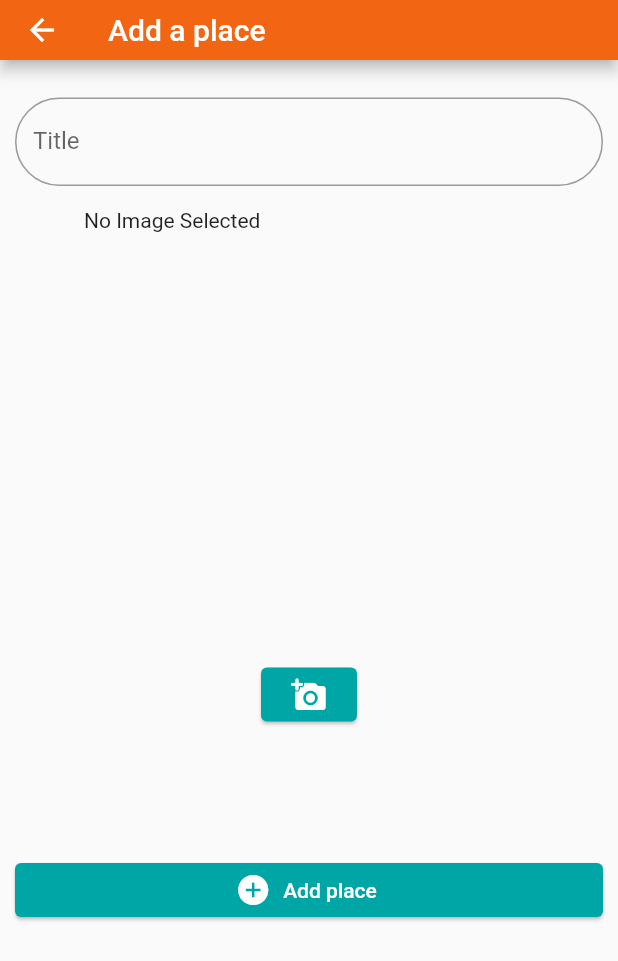
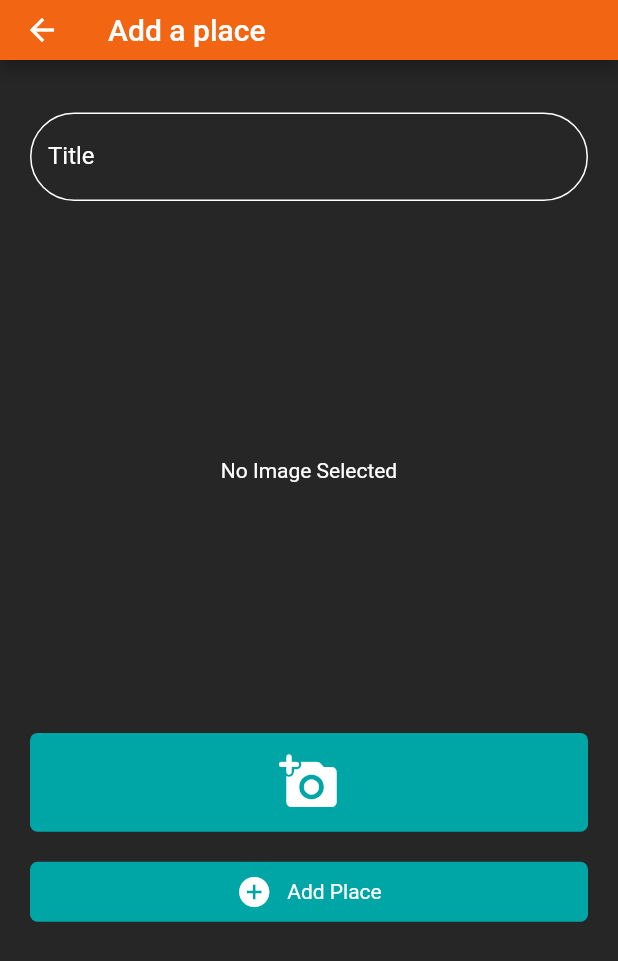
Before and after one commit to guilhermebernava/greate_places, a Flutter app: the screen it shows after launch, after a tap on the "add" icon, on a phone screen of 412 x 824 dp. Shown: the top 961 px of the screen. Run offline on Flutter 3.47's test engine with Material 2 defaults, Android fonts, the phone set to English and light mode, and no system bars; our stand-ins replace flutter_mobx, flutter_modular, google_fonts, image_picker, mobx; generated files the repository leaves out were written again.

Commit message:
finalizing ADD PLACE SCREEN

```diff
--- a/lib/app.dart
+++ b/lib/app.dart
@@ -14,6 +14,7 @@ class App extends StatelessWidget {
       theme: ThemeData(
         primaryColor: AppColors.appMaterialColor,
         backgroundColor: AppColors.black,
+        scaffoldBackgroundColor: AppColors.black,
         appBarTheme: const AppBarTheme(
           color: AppColors.primary,
           toolbarHeight: 40,
--- a/lib/stores/places.dart
+++ b/lib/core/stores/places.dart
@@ -1,3 +1,4 @@
+// ignore_for_file: prefer_final_fields
 import 'package:greate_places/core/models/place.dart';
 import 'package:mobx/mobx.dart';
 
@@ -6,11 +7,8 @@ part 'places.g.dart';
 class Places = AbstractPlaces with _$Places;
 
 abstract class AbstractPlaces with Store {
-  @observable
-  // ignore: prefer_final_fields
+  @readonly
   ObservableList<Place> _places = ObservableList<Place>.of([]);
-
-  List<Place> get places => [..._places];
 
   @action
   void add(Place place) {
--- /dev/null
+++ b/lib/core/widgets/safe_button/safe_button.dart
@@ -0,0 +1,63 @@
+import 'package:flutter/material.dart';
+import 'package:greate_places/core/themes/app_colors.dart';
+
+class SafeButton extends StatefulWidget {
+  final Color color;
+  final VoidCallback onTap;
+  final Widget child;
+  final int duration;
+  final double? width;
+  final double? height;
+
+  const SafeButton({
+    Key? key,
+    this.color = AppColors.secundary,
+    this.duration = 3,
+    required this.onTap,
+    required this.child,
+    this.width,
+    this.height,
+  }) : super(key: key);
+
+  @override
+  State<SafeButton> createState() => _SafeButtonState();
+}
+
+class _SafeButtonState extends State<SafeButton> {
+  bool _canClick = true;
+
+  @override
+  Widget build(BuildContext context) {
+    return Padding(
+      padding: const EdgeInsets.symmetric(vertical: 10.0),
+      child: InkWell(
+        onTap: () {
+          if (_canClick) {
+            widget.onTap();
+            setState(() {
+              _canClick = false;
+            });
+          }
+          Future.delayed(
+            Duration(seconds: widget.duration),
+          ).then((value) {
+            setState(() {
+              _canClick = true;
+            });
+          });
+        },
+        borderRadius: BorderRadius.circular(5),
+        child: Container(
+          width: widget.width,
+          height: widget.height,
+          padding: const EdgeInsets.all(8),
+          decoration: BoxDecoration(
+            borderRadius: BorderRadius.circular(5),
+            color: widget.color,
+          ),
+          child: widget.child,
+        ),
+      ),
+    );
+  }
+}
--- /dev/null
+++ b/lib/modules/add_place_screen/controller/add_image_controller.dart
@@ -0,0 +1,48 @@
+import 'package:flutter/material.dart';
+import 'package:flutter_modular/flutter_modular.dart';
+import 'package:greate_places/core/models/place.dart';
+import 'package:greate_places/core/models/place_location.dart';
+import 'package:greate_places/core/services/snack_bar_services.dart';
+import 'package:greate_places/modules/add_place_screen/widgets/image_input/controller/image_input_controller.dart';
+import 'package:greate_places/modules/home_screen/home_module.dart';
+import '../../../core/stores/places.dart';
+
+class AddImageController {
+  final formKey = GlobalKey<FormState>();
+  final titleController = TextEditingController();
+  final ImageInputController imageInputController;
+  final Places placesStore;
+
+  AddImageController(this.imageInputController, this.placesStore);
+
+  String? titleValidator(String? value) {
+    if (value == null) {
+      return 'Title can\'t be null';
+    }
+    if (value.length < 5) {
+      return 'Title has to be greater than 5 characters';
+    }
+    return null;
+  }
+
+  void createPlace(
+      void Function(void Function() fn) setState, BuildContext context) async {
+    if (!formKey.currentState!.validate()) {
+      return;
+    }
+
+    if (imageInputController.storageImage == null) {
+      SnackBarServices()
+          .showSnackBarError(context, 'Need a image to crate a place');
+      return;
+    }
+    placesStore.add(Place(
+      id: 'xxx',
+      title: titleController.text,
+      location: PlaceLocation(lat: 10, long: 10),
+      image: imageInputController.storageImage!,
+    ));
+
+    Modular.to.navigate(HomeModule.route);
+  }
+}
--- a/lib/modules/add_place_screen/view/add_place.dart
+++ b/lib/modules/add_place_screen/view/add_place.dart
@@ -1,6 +1,9 @@
 import 'package:flutter/material.dart';
-import 'package:greate_places/modules/add_place_screen/widgets/image_input.dart';
-import 'package:greate_places/modules/add_place_screen/widgets/text_input.dart';
+import 'package:flutter_modular/flutter_modular.dart';
+import 'package:greate_places/core/widgets/safe_button/safe_button.dart';
+import 'package:greate_places/modules/add_place_screen/controller/add_image_controller.dart';
+import 'package:greate_places/modules/add_place_screen/widgets/image_input/view/image_input.dart';
+import 'package:greate_places/modules/add_place_screen/widgets/text_input/text_input.dart';
 
 class AddPlace extends StatefulWidget {
   const AddPlace({Key? key}) : super(key: key);
@@ -11,36 +14,59 @@ class AddPlace extends StatefulWidget {
 }
 
 class _AddPlaceState extends State<AddPlace> {
+  final AddImageController controller = Modular.get<AddImageController>();
+
   @override
   Widget build(BuildContext context) {
-    final size = MediaQuery.of(context).size;
-
     return Scaffold(
       appBar: AppBar(
         title: const Text('Add a place'),
       ),
       body: Padding(
-        padding: const EdgeInsets.all(10.0),
-        child: ListView(
+        padding: const EdgeInsets.all(20.0),
+        child: SingleChildScrollView(
+          scrollDirection: Axis.vertical,
+          child: Column(
+            mainAxisAlignment: MainAxisAlignment.spaceBetween,
             children: [
               Column(
                 children: [
-                TextInput(
-                  controller: TextEditingController(),
+                  Form(
+                    key: controller.formKey,
+                    child: TextInput(
+                      validator: controller.titleValidator,
+                      controller: controller.titleController,
                       label: 'Title',
+                    ),
                   ),
                   const ImageInput()
                 ],
               ),
+              SafeButton(
+                onTap: () {
+                  controller.createPlace(setState, context);
+                },
+                child: Row(
+                  mainAxisAlignment: MainAxisAlignment.center,
+                  children: const [
+                    Icon(
+                      Icons.add_circle_outlined,
+                      color: Colors.white,
+                    ),
                     SizedBox(
-              height: size.height * 0.1,
+                      width: 10,
                     ),
-            ElevatedButton.icon(
-              onPressed: () {},
-              icon: const Icon(Icons.add_circle_outlined),
-              label: const Text('Add place'),
+                    Text(
+                      'Add Place',
+                      style: TextStyle(
+                        color: Colors.white,
+                      ),
                     )
                   ],
+                ),
+              )
+            ],
+          ),
         ),
       ),
     );
--- a/lib/modules/add_place_screen/widgets/image_input.dart
+++ /dev/null
@@ -1,55 +0,0 @@
-import 'dart:io';
-import 'package:flutter/material.dart';
-import 'package:image_picker/image_picker.dart';
-import 'package:path/path.dart';
-import 'package:path_provider/path_provider.dart';
-
-class ImageInput extends StatefulWidget {
-  const ImageInput({Key? key}) : super(key: key);
-
-  @override
-  State<ImageInput> createState() => _ImageInputState();
-}
-
-class _ImageInputState extends State<ImageInput> {
-  File? _storagedImage = null;
-
-  @override
-  Widget build(BuildContext context) {
-    return Column(
-      children: [
-        SizedBox(
-          width: 300,
-          height: 300,
-          child: _storagedImage != null
-              ? Image.file(
-                  _storagedImage!,
-                  fit: BoxFit.cover,
-                )
-              : const Text('No Image Selected'),
-        ),
-        ElevatedButton(
-          onPressed: () async {
-            final image = await ImagePicker().pickImage(
-              source: ImageSource.gallery,
-            );
-
-            if (image != null) {
-              final appDir = await getApplicationDocumentsDirectory();
-              final fileName = basename(image.path);
-              final savedImage =
-                  await image.saveTo('${appDir.path}/$fileName}');
-
-              setState(() {
-                _storagedImage = File(image.path);
-              });
-            }
-          },
-          child: const Icon(
-            Icons.add_a_photo_rounded,
-          ),
-        )
-      ],
-    );
-  }
-}
--- /dev/null
+++ b/lib/modules/add_place_screen/widgets/image_input/view/image_input.dart
@@ -0,0 +1,58 @@
+import 'package:flutter/material.dart';
+import 'package:flutter_modular/flutter_modular.dart';
+import 'package:greate_places/core/widgets/loading_widget/loading_widget.dart';
+import 'package:greate_places/core/widgets/safe_button/safe_button.dart';
+import 'package:greate_places/modules/add_place_screen/widgets/image_input/controller/image_input_controller.dart';
+
+class ImageInput extends StatefulWidget {
+  const ImageInput({Key? key}) : super(key: key);
+
+  @override
+  State<ImageInput> createState() => _ImageInputState();
+}
+
+class _ImageInputState extends State<ImageInput> {
+  final controller = Modular.get<ImageInputController>();
+
+  @override
+  Widget build(BuildContext context) {
+    final size = MediaQuery.of(context).size;
+
+    return Column(
+      children: [
+        SizedBox(
+          width: size.width,
+          height: size.height * 0.4,
+          child: controller.isLoading
+              ? const LoadingWidget()
+              : controller.storageImage != null
+                  ? ClipRRect(
+                      borderRadius: BorderRadius.circular(10),
+                      child: Image.file(
+                        controller.storageImage!,
+                        fit: BoxFit.cover,
+                      ),
+                    )
+                  : const Center(
+                      child: Text(
+                        'No Image Selected',
+                        style: TextStyle(color: Colors.white),
+                      ),
+                    ),
+        ),
+        SafeButton(
+          width: size.width,
+          height: size.height * 0.08,
+          onTap: () async {
+            await controller.pickAndSaveImage(setState);
+          },
+          child: const Icon(
+            Icons.add_a_photo_rounded,
+            color: Colors.white,
+            size: 40,
+          ),
+        ),
+      ],
+    );
+  }
+}
--- a/lib/modules/add_place_screen/widgets/text_input.dart
+++ b/lib/modules/add_place_screen/widgets/text_input/text_input.dart
@@ -1,14 +1,16 @@
 import 'package:flutter/material.dart';
-import '../../../core/themes/app_colors.dart';
+import '../../../../core/themes/app_colors.dart';
 
 class TextInput extends StatefulWidget {
   final TextEditingController controller;
   final String label;
+  final String? Function(String?)? validator;
 
   const TextInput({
     Key? key,
     required this.controller,
     required this.label,
+    required this.validator,
   }) : super(key: key);
 
   @override
@@ -60,8 +62,10 @@ class _TextInputState extends State<TextInput> with TickerProviderStateMixin {
   Widget build(BuildContext context) {
     return Padding(
       padding: const EdgeInsets.symmetric(vertical: 15.0),
-      child: TextField(
+      child: TextFormField(
+        validator: widget.validator,
         focusNode: focusNode,
+        style: const TextStyle(color: Colors.white),
         controller: widget.controller,
         decoration: InputDecoration(
           label: isSelected
@@ -84,9 +88,18 @@ class _TextInputState extends State<TextInput> with TickerProviderStateMixin {
                 )
               : Text(widget.label),
           focusColor: AppColors.primary,
+          labelStyle: const TextStyle(color: Colors.white),
+          enabledBorder: const OutlineInputBorder(
+            borderSide: BorderSide(
+              color: Colors.white,
+            ),
+            borderRadius: BorderRadius.all(
+              Radius.circular(100),
+            ),
+          ),
           border: const OutlineInputBorder(
             borderSide: BorderSide(
-              color: AppColors.black,
+              color: Colors.white,
             ),
             borderRadius: BorderRadius.all(
               Radius.circular(100),
--- a/lib/modules/home_screen/home_module.dart
+++ b/lib/modules/home_screen/home_module.dart
@@ -11,7 +11,7 @@ class HomeModule extends Module {
   @override
   List<ModularRoute> get routes => [
         ChildRoute(
-          Home.route,
+          '/',
           child: (_, __) => const Home(
             addPlaceRoute: AddPlace.route,
           ),
--- a/lib/modules/home_screen/view/home.dart
+++ b/lib/modules/home_screen/view/home.dart
@@ -1,11 +1,11 @@
 import 'package:flutter/material.dart';
 import 'package:flutter_modular/flutter_modular.dart';
-import 'package:greate_places/stores/places.dart';
+import 'package:greate_places/modules/home_screen/widgets/place_list/place_list.dart';
+import '../../../core/stores/places.dart';
 
 class Home extends StatelessWidget {
   final String addPlaceRoute;
   const Home({Key? key, required this.addPlaceRoute}) : super(key: key);
-  static const route = '/';
 
   @override
   Widget build(BuildContext context) {
@@ -27,12 +27,9 @@ class Home extends StatelessWidget {
             )
           ],
         ),
-        body: SizedBox(
-          child: ListView.builder(
-            itemBuilder: (context, index) =>
-                Text(placesStore.places[index].title),
-            itemCount: placesStore.places.length,
-          ),
+        body: PlaceList(
+          size: size,
+          placesStore: placesStore,
         ),
       ),
     );
--- /dev/null
+++ b/lib/modules/home_screen/widgets/place_list/place_list.dart
@@ -0,0 +1,28 @@
+import 'package:flutter/material.dart';
+import 'package:flutter_mobx/flutter_mobx.dart';
+import '../../../../core/stores/places.dart';
+import '../place_item/place_item.dart';
+
+class PlaceList extends StatelessWidget {
+  final Size size;
+  final Places placesStore;
+
+  const PlaceList({Key? key, required this.size, required this.placesStore})
+      : super(key: key);
+
+  @override
+  Widget build(BuildContext context) {
+    return Padding(
+      padding: const EdgeInsets.all(10),
+      child: SizedBox(
+        child: Observer(
+          builder: (_) => ListView.builder(
+            itemBuilder: (context, index) =>
+                PlaceItem(place: placesStore.places[index], size: size),
+            itemCount: placesStore.places.length,
+          ),
+        ),
+      ),
+    );
+  }
+}
--- a/lib/modules/splash_screen/controller/splash_controller.dart
+++ b/lib/modules/splash_screen/controller/splash_controller.dart
@@ -6,29 +6,31 @@ class SplashController {
   late final AnimationController sideAnimationController;
   late final Animation<double> animation;
   late final Animation<double> sideAnimation;
+  double opacityText = 0.0;
+  double opacityLine = 0.0;
 
   SplashController(
       TickerProvider ticket, void Function(void Function() fn) setState) {
     animationController = AnimationController(
       vsync: ticket,
-      duration: const Duration(seconds: 2),
+      duration: const Duration(seconds: 1),
     );
 
     sideAnimationController = AnimationController(
       vsync: ticket,
-      duration: const Duration(seconds: 2),
+      duration: const Duration(milliseconds: 1200),
     );
 
-    animation = Tween(begin: 0.0, end: 120.0).animate(
+    animation = Tween(begin: 0.0, end: 100.0).animate(
         CurvedAnimation(parent: animationController, curve: Curves.easeIn));
 
-    sideAnimation = Tween(begin: 0.0, end: 1.0)
+    sideAnimation = Tween(begin: 0.0, end: 0.75)
         .chain(
           TweenSequence([
-            TweenSequenceItem(tween: Tween(begin: 0.0, end: 1), weight: 1),
-            TweenSequenceItem(tween: Tween(begin: 1, end: 0.0), weight: 1),
-            TweenSequenceItem(tween: Tween(begin: 0.0, end: -1), weight: 1),
-            TweenSequenceItem(tween: Tween(begin: -1, end: 0.0), weight: 1),
+            TweenSequenceItem(tween: Tween(begin: 0.0, end: 0.75), weight: 1),
+            TweenSequenceItem(tween: Tween(begin: 0.75, end: 0.0), weight: 1),
+            TweenSequenceItem(tween: Tween(begin: 0.0, end: -0.75), weight: 1),
+            TweenSequenceItem(tween: Tween(begin: -0.75, end: 0.0), weight: 1),
           ]),
         )
         .animate(sideAnimationController);
@@ -36,16 +38,21 @@ class SplashController {
     animationController.forward().then((value) {
       sideAnimationController.forward().then((value) {
         setState(() {
-          opacity = 1.0;
+          opacityLine = 1.0;
+        });
+
+        Future.delayed(const Duration(milliseconds: 500)).then((value) {
+          setState(() {
+            opacityText = 1.0;
+          });
         });
       });
       loading();
     });
   }
 
-  double opacity = 0.0;
   static void loading() {
-    Future.delayed(const Duration(seconds: 5))
+    Future.delayed(const Duration(seconds: 3))
         .then((value) => {Modular.to.navigate('/home')});
   }
 }
--- a/lib/modules/splash_screen/view/splash.dart
+++ b/lib/modules/splash_screen/view/splash.dart
@@ -34,15 +34,25 @@ class SplashState extends State<Splash> with TickerProviderStateMixin {
         alignment: Alignment.center,
         children: [
           Container(
-            width: size.width * 0.9,
-            height: size.height * 0.875,
+            width: size.width,
+            height: size.height,
+            decoration: const BoxDecoration(color: AppColors.black),
+          ),
+          Container(
+            width: size.width * 0.82,
+            height: size.height * 0.81,
             decoration: BoxDecoration(
-              border: Border.all(
-                color: Colors.white,
-                width: 0.5,
+              borderRadius: BorderRadius.circular(5),
+              gradient: const RadialGradient(
+                colors: [Color(0xff000000), Color(0xffffffff)],
+                radius: 0.6,
               ),
-              borderRadius: BorderRadius.circular(1),
             ),
+          ),
+          Container(
+            width: size.width * 0.8,
+            height: size.height * 0.8,
+            decoration: const BoxDecoration(color: AppColors.black),
           ),
           Column(
             mainAxisAlignment: MainAxisAlignment.center,
@@ -52,6 +62,7 @@ class SplashState extends State<Splash> with TickerProviderStateMixin {
                 builder: (context, child) => AnimatedBuilder(
                   animation: controller.sideAnimation,
                   builder: (context, child) => Transform.rotate(
+                    origin: const Offset(0, 50),
                     angle: controller.sideAnimation.value,
                     child: Icon(
                       Icons.place_rounded,
@@ -62,10 +73,10 @@ class SplashState extends State<Splash> with TickerProviderStateMixin {
                 ),
               ),
               AnimatedOpacity(
-                duration: const Duration(milliseconds: 300),
-                opacity: controller.opacity,
+                duration: const Duration(milliseconds: 100),
+                opacity: controller.opacityLine,
                 child: Container(
-                  width: size.width * 0.1,
+                  width: size.width * 0.05,
                   height: 5,
                   color: Colors.white,
                 ),
@@ -74,9 +85,9 @@ class SplashState extends State<Splash> with TickerProviderStateMixin {
                 height: size.height * 0.05,
               ),
               AnimatedOpacity(
-                opacity: controller.opacity,
-                duration: const Duration(seconds: 2),
-                curve: Curves.easeInOutCubicEmphasized,
+                opacity: controller.opacityText,
+                duration: const Duration(seconds: 1),
+                curve: Curves.fastLinearToSlowEaseIn,
                 child: Text(
                   'Great Places',
                   style: GoogleFonts.satisfy(fontSize: 40, color: Colors.white),
```
Also changed, not shown: lib/app_module.dart (+4 -3 lines), lib/core/services/snack_bar_services.dart (added, +22 -0 lines), lib/core/widgets/loading_widget/loading_widget.dart (added, +16 -0 lines), lib/modules/add_place_screen/app_place_module.dart (added, +24 -0 lines), lib/modules/add_place_screen/widgets/image_input/controller/image_input_controller.dart (added, +37 -0 lines), lib/modules/home_screen/widgets/place_item/place_item.dart (added, +40 -0 lines), lib/core/stores/places.g.dart. Lines whose indentation alone changed are shown as unchanged.
